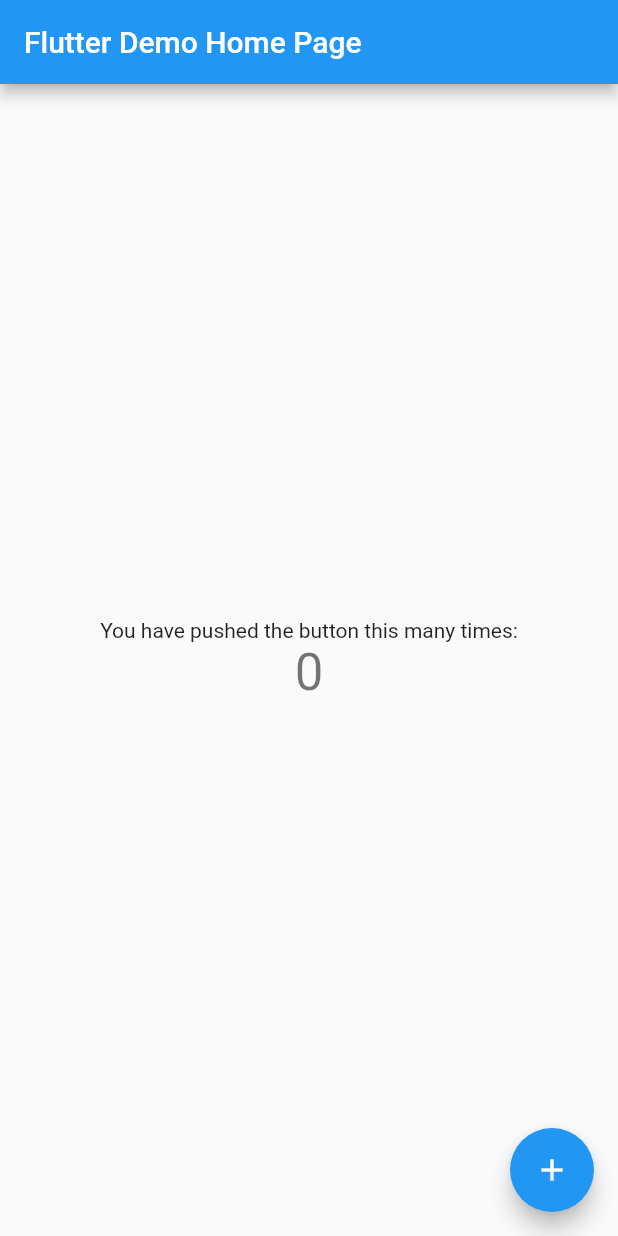
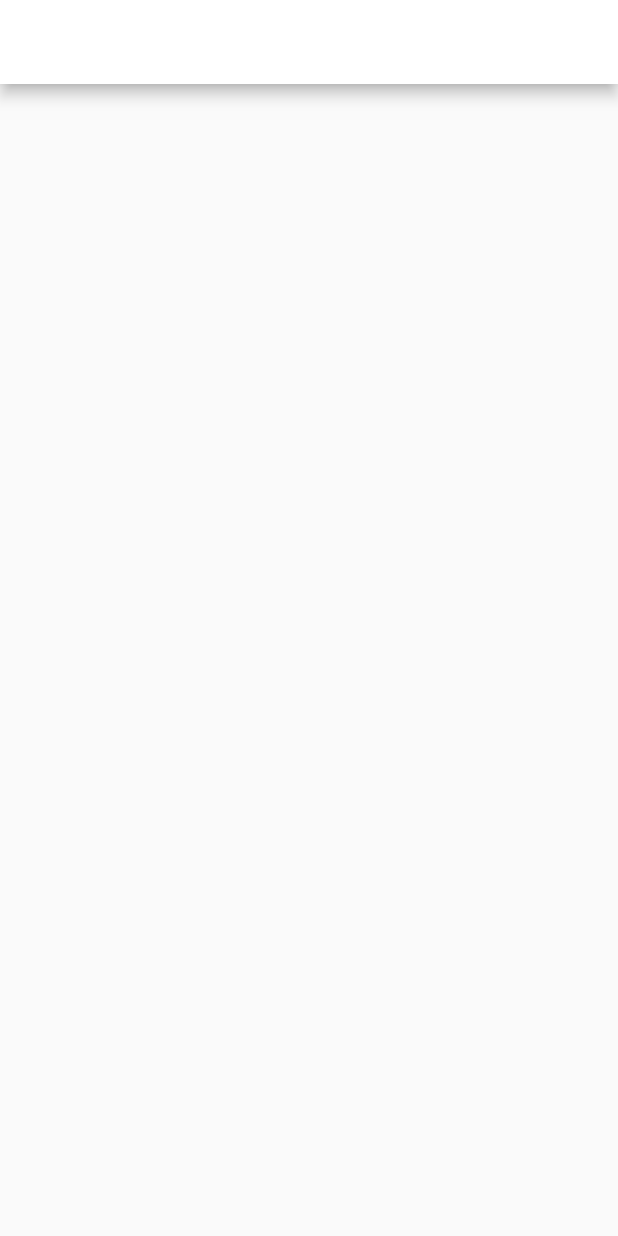
Before and after one commit to NipuniPremadasa/flutter_markdown_editor, a Flutter app: the screen it shows after launch, on a phone screen of 412 x 824 dp. Run offline on Flutter 3.47's test engine with Material 2 defaults, Android fonts, the phone set to English and light mode, and no system bars.

Commit message:
add home page

```diff
--- /dev/null
+++ b/lib/home.dart
@@ -0,0 +1,19 @@
+import 'package:flutter/cupertino.dart';
+import 'package:flutter/material.dart';
+
+class Home extends StatefulWidget {
+  @override
+  _HomeState createState() => _HomeState();
+}
+
+class _HomeState extends State<Home> {
+  @override
+  Widget build(BuildContext context) {
+    return Scaffold(
+      appBar: AppBar(
+        backgroundColor: Colors.white,
+        title: Text("Markdown Editor"),
+      ),
+    );
+  }
+}
--- a/lib/main.dart
+++ b/lib/main.dart
@@ -1,4 +1,5 @@
 import 'package:flutter/material.dart';
+import 'package:markdown_editor/home.dart';
 
 void main() {
   runApp(const MyApp());
@@ -10,65 +11,64 @@ class MyApp extends StatelessWidget {
   @override
   Widget build(BuildContext context) {
     return MaterialApp(
-      title: 'Flutter Demo',
+      title: 'Markdown Editor',
       theme: ThemeData(
-
         primarySwatch: Colors.blue,
       ),
-      home: const MyHomePage(title: 'Flutter Demo Home Page'),
+      home: Home(),
     );
   }
 }
 
-class MyHomePage extends StatefulWidget {
-  const MyHomePage({Key? key, required this.title}) : super(key: key);
+//class MyHomePage extends StatefulWidget {
+//   const MyHomePage({Key? key, required this.title}) : super(key: key);
 
 
-  final String title;
+//   final String title;
 
-  @override
-  State<MyHomePage> createState() => _MyHomePageState();
-}
+//   @override
+//   State<MyHomePage> createState() => _MyHomePageState();
+// }
 
-class _MyHomePageState extends State<MyHomePage> {
-  int _counter = 0;
+// class _MyHomePageState extends State<MyHomePage> {
+//   int _counter = 0;
 
-  void _incrementCounter() {
-    setState(() {
+//   void _incrementCounter() {
+//     setState(() {
 
-      _counter++;
-    });
-  }
+//       _counter++;
+//     });
+//   }
 
-  @override
-  Widget build(BuildContext context) {
+//   @override
+//   Widget build(BuildContext context) {
 
-    return Scaffold(
-      appBar: AppBar(
+//     return Scaffold(
+//       appBar: AppBar(
 
-        title: Text(widget.title),
-      ),
-      body: Center(
+//         title: Text(widget.title),
+//       ),
+//       body: Center(
 
-        child: Column(
+//         child: Column(
 
-          mainAxisAlignment: MainAxisAlignment.center,
-          children: <Widget>[
-            const Text(
-              'You have pushed the button this many times:',
-            ),
-            Text(
-              '$_counter',
-              style: Theme.of(context).textTheme.headline4,
-            ),
-          ],
-        ),
-      ),
-      floatingActionButton: FloatingActionButton(
-        onPressed: _incrementCounter,
-        tooltip: 'Increment',
-        child: const Icon(Icons.add),
-      ),
-    );
-  }
-}
+//           mainAxisAlignment: MainAxisAlignment.center,
+//           children: <Widget>[
+//             const Text(
+//               'You have pushed the button this many times:',
+//             ),
+//             Text(
+//               '$_counter',
+//               style: Theme.of(context).textTheme.headline4,
+//             ),
+//           ],
+//         ),
+//       ),
+//       floatingActionButton: FloatingActionButton(
+//         onPressed: _incrementCounter,
+//         tooltip: 'Increment',
+//         child: const Icon(Icons.add),
+//       ),
+//     );
+//   }
+// }
```
